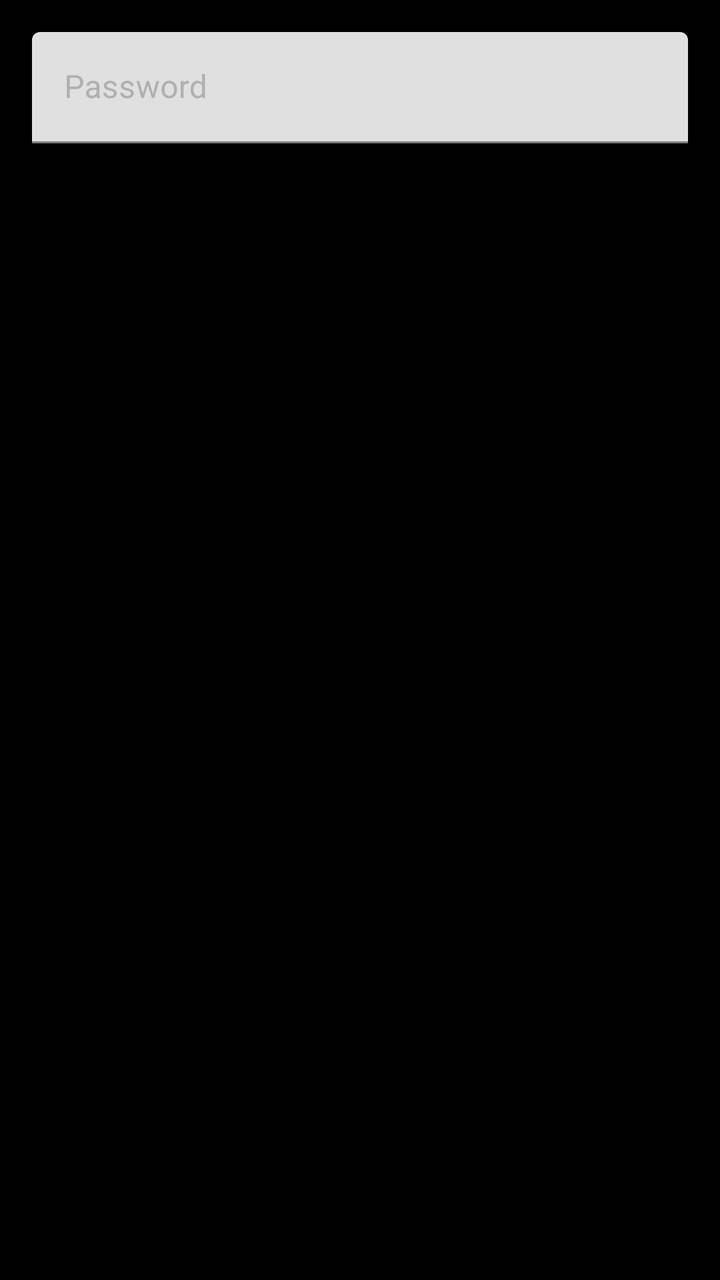
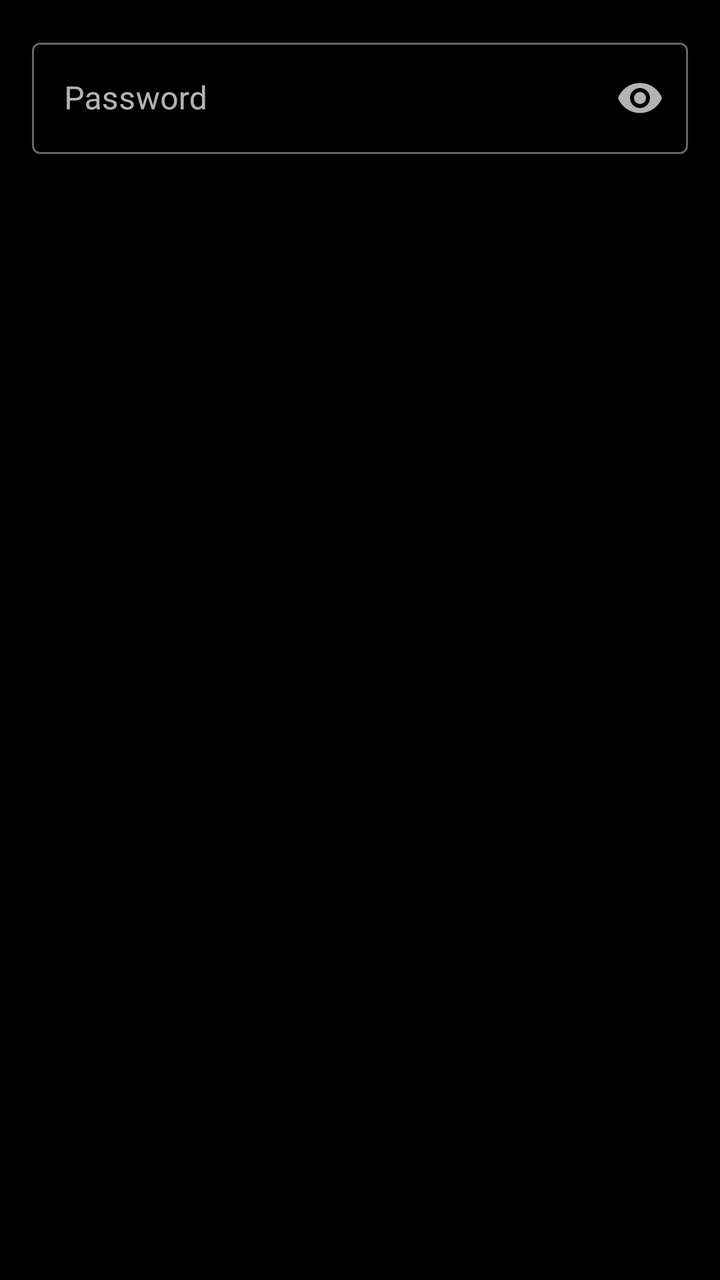

An Android layout rendered at two revisions. The XML below is the earlier revision; the diff shows what the commit changed to produce the second picture.
<!-- AndroidManifest.xml: application theme Theme.Project01 -->
<!-- res/layout/dialog_create_game.xml -->
<?xml version="1.0" encoding="utf-8"?>
<LinearLayout xmlns:android="http://schemas.android.com/apk/res/android"
    xmlns:app="http://schemas.android.com/apk/res-auto"
    android:layout_width="match_parent"
    android:layout_height="wrap_content"
    android:orientation="vertical"
    android:padding="16dp">

    <com.google.android.material.textfield.TextInputLayout
        android:layout_width="match_parent"
        android:layout_height="wrap_content"
        android:hint="Password"
        android:textColorHint="#B0B0B0"
        app:hintTextColor="#B0B0B0"
        app:boxStrokeColor="@color/blue_200">

        <com.google.android.material.textfield.TextInputEditText
            android:id="@+id/password"
            android:layout_width="match_parent"
            android:layout_height="wrap_content"
            android:autofillHints="password"
            android:inputType="textPassword"
            android:textColor="@android:color/black" />

    </com.google.android.material.textfield.TextInputLayout>

</LinearLayout>
<!-- resources referenced by this layout -->
<resources>
  <color name="blue_200">#FF64B5F6</color>
  <style name="Theme.Project01" parent="Theme.MaterialComponents.DayNight.DarkActionBar">
          
          <item name="colorPrimary">@color/blue_500</item>
          <item name="colorPrimaryVariant">@color/blue_700</item>
          <item name="colorOnPrimary">@color/white</item>
          
          <item name="colorSecondary">@color/blue_200</item>
          <item name="colorSecondaryVariant">@color/blue_500</item>
          <item name="colorOnSecondary">@color/black</item>
          
          <item name="android:statusBarColor">?attr/colorPrimaryVariant</item>
          
          <item name="android:windowBackground">@android:color/black</item>
          <item name="android:navigationBarColor">@android:color/black</item>
          
      </style>
  <color name="blue_500">#FF1565C0</color>
  <color name="blue_700">#FF0D47A1</color>
  <color name="white">#FFFFFFFF</color>
  <color name="black">#FF000000</color>
</resources>

<!-- the commit's change to res/layout/dialog_create_game.xml (unified diff, before → after) -->
@@ -6,21 +6,20 @@
     android:orientation="vertical"
     android:padding="16dp">
 
+    
     <com.google.android.material.textfield.TextInputLayout
         android:layout_width="match_parent"
         android:layout_height="wrap_content"
         android:hint="Password"
-        android:textColorHint="#B0B0B0"
-        app:hintTextColor="#B0B0B0"
-        app:boxStrokeColor="@color/blue_200">
+        app:endIconMode="password_toggle"
+        app:endIconTint="@color/hint_grey">
 
         <com.google.android.material.textfield.TextInputEditText
             android:id="@+id/password"
             android:layout_width="match_parent"
             android:layout_height="wrap_content"
             android:autofillHints="password"
-            android:inputType="textPassword"
-            android:textColor="@android:color/black" />
+            android:inputType="textPassword" />
 
     </com.google.android.material.textfield.TextInputLayout>
 
<!-- resource entries referenced after the edit -->
@@ -1,7 +1,8 @@
 <!-- resources referenced by this layout -->
 <resources>
+  <color name="hint_grey">#B3FFFFFF</color>
   <color name="blue_200">#FF64B5F6</color>
-  <style name="Theme.Project01" parent="Theme.MaterialComponents.DayNight.DarkActionBar">
+  <style name="Theme.Project01" parent="Theme.MaterialComponents">
           
           <item name="colorPrimary">@color/blue_500</item>
           <item name="colorPrimaryVariant">@color/blue_700</item>
@@ -16,10 +17,44 @@
           <item name="android:windowBackground">@android:color/black</item>
           <item name="android:navigationBarColor">@android:color/black</item>
           
+          <item name="colorSurface">@color/surface_dark</item>
+          <item name="colorOnSurface">@color/white</item>
+          <item name="android:colorBackground">@color/app_background</item>
+          <item name="colorOnBackground">@color/white</item>
+          <item name="android:textColorHint">@color/hint_grey</item>
+          <item name="textInputStyle">@style/Widget.Project01.TextInputLayout</item>
+          
+          <item name="alertDialogTheme">@style/ThemeOverlay.Project01.Dialog</item>
+          <item name="materialAlertDialogTheme">@style/ThemeOverlay.Project01.Dialog</item>
+          
       </style>
   <color name="blue_500">#FF1565C0</color>
   <color name="blue_700">#FF0D47A1</color>
   <color name="white">#FFFFFFFF</color>
   <color name="black">#FF000000</color>
+  <color name="surface_dark">#FF12263A</color>
+  <color name="app_background">#FF0A1929</color>
+  <style name="Widget.Project01.TextInputLayout" parent="Widget.MaterialComponents.TextInputLayout.OutlinedBox">
+          
+          <item name="boxStrokeColor">@color/text_input_box_stroke</item>
+          <item name="hintTextColor">@color/blue_200</item>          
+          <item name="android:textColorHint">@color/hint_grey</item> 
+          <item name="materialThemeOverlay">@style/ThemeOverlay.Project01.TextInputLayout</item>
+      </style>
+  <style name="ThemeOverlay.Project01.Dialog" parent="ThemeOverlay.MaterialComponents.MaterialAlertDialog">
+          <item name="colorPrimary">@color/blue_200</item>
+          
+          <item name="android:colorBackground">@color/surface_dark</item>
+          <item name="buttonBarPositiveButtonStyle">@style/Widget.Project01.DialogButton</item>
+          <item name="buttonBarNegativeButtonStyle">@style/Widget.Project01.DialogButton</item>
+          <item name="buttonBarNeutralButtonStyle">@style/Widget.Project01.DialogButton</item>
+      </style>
+  <style name="ThemeOverlay.Project01.TextInputLayout" parent="ThemeOverlay.MaterialComponents.TextInputEditText.OutlinedBox">
+          <item name="colorPrimary">@color/blue_200</item>
+          <item name="colorOnSurface">@color/white</item>
+      </style>
+  <style name="Widget.Project01.DialogButton" parent="Widget.MaterialComponents.Button.TextButton.Dialog">
+          <item name="android:textColor">@color/blue_200</item>
+      </style>
 </resources>
 
